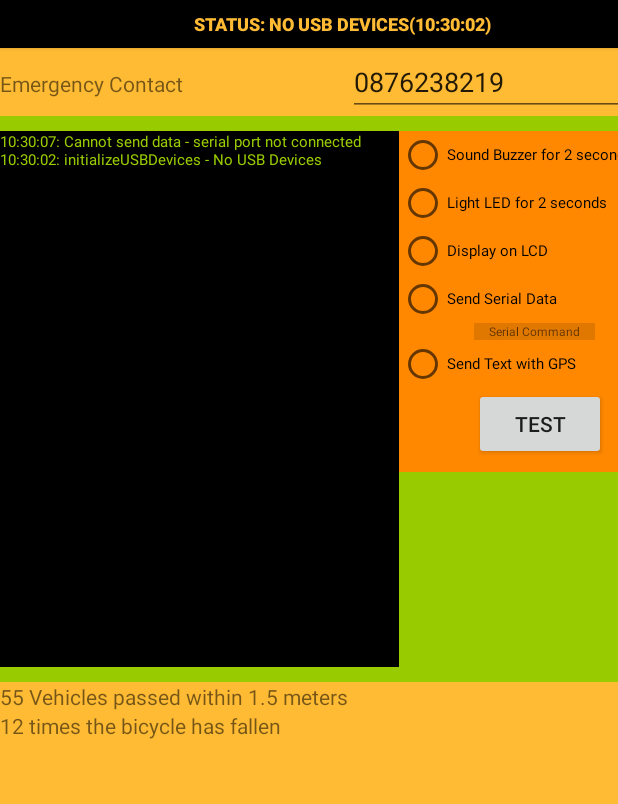
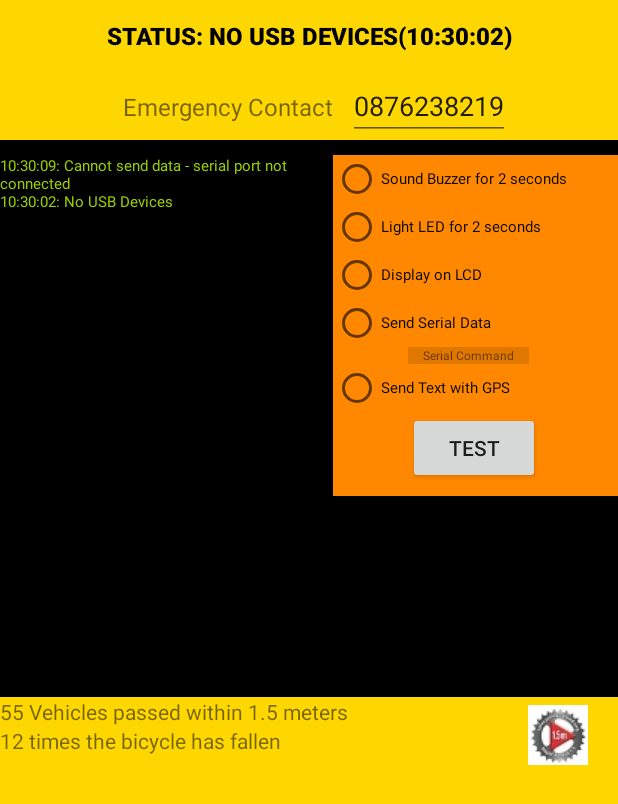
Before and after one commit to dejoyce/BikeSensor, an Android app: the screen it shows after launch (MainActivity), after a tap on "TEST", on a phone screen of 412 x 824 dp. Shown: the top 804 px of the screen. Run offline under Robolectric (Android 15) with nearby library versions, the phone set to English and light mode, and no system bars; 3 statements that could not run were skipped; 1 other tap on this screen came first.

Commit message:
Added 3 layouts and changed to grid

```diff
--- a/BikeSafetySensor/src/main/java/com/thejoyces/bikesafetysensor/MainActivity.java
+++ b/BikeSafetySensor/src/main/java/com/thejoyces/bikesafetysensor/MainActivity.java
@@ -26,9 +26,11 @@ import android.util.Log;
 import android.view.View;
 import android.widget.Button;
 import android.widget.EditText;
+import android.widget.ImageButton;
 import android.widget.RadioButton;
 import android.widget.TextView;
 import android.widget.Toast;
+import android.widget.ViewFlipper;
 
 import com.felhr.usbserial.UsbSerialDevice;
 import com.felhr.usbserial.UsbSerialInterface;
@@ -61,6 +63,8 @@ public class MainActivity extends Activity {
     RadioButton radioButtonDisplayLCD;
     RadioButton radioButtonSendSerialCommand;
     RadioButton radioButtonSendSMSTest;
+    ViewFlipper vf;
+    ImageButton buttonFlipper;
 
     private LocationManager locationMangaer = null;
     private LocationListener locationListener = null;
@@ -101,6 +105,8 @@ public class MainActivity extends Activity {
         @Override
         public void onReceive(Context context, Intent intent) {
             try {
+                buttonStatus.setBackgroundColor(0xFF0000);
+
             if (intent.getAction().equals(ACTION_USB_PERMISSION)) {
                 boolean granted = intent.getExtras().getBoolean(UsbManager.EXTRA_PERMISSION_GRANTED);
                 if (granted) {
@@ -123,6 +129,7 @@ public class MainActivity extends Activity {
                             Toast.makeText(getApplicationContext(), "Connected to Arduino",
                                     Toast.LENGTH_LONG).show();
 
+                            buttonStatus.setBackgroundColor(0x228B22);
                         } else {
                             Log.d("SERIAL", "PORT NOT OPEN");
                             connected = false;
@@ -165,9 +172,11 @@ try {
     Log.d("SERIAL", "initializeUSBDevices");
 
     if (connected == true) {
-        textviewAppendData(textView, "initializeUSBDevices - Already Connected");
+        textviewAppendData(textView, "Arduino already Connected");
         return;
     }
+
+    buttonStatus.setBackgroundColor(0xFF0000);
 
     HashMap<String, UsbDevice> usbDevices = usbManager.getDeviceList();
     if (!usbDevices.isEmpty()) {
@@ -181,8 +190,8 @@ try {
                 PendingIntent pi = PendingIntent.getBroadcast(this, 0, new Intent(ACTION_USB_PERMISSION), 0);
                 usbManager.requestPermission(device, pi);
                 keep = false;
-                textviewAppendData(textView, "Found Arduino Vendor ID");
-                updateStatus("Found Arduino USB Board");
+                textviewAppendData(textView, "Found Arduino Board");
+                updateStatus("Found Arduino Board");
             } else {
                 connection = null;
                 device = null;
@@ -193,7 +202,7 @@ try {
 
         }
     } else {
-        textviewAppendData(textView, "initializeUSBDevices - No USB Devices");
+        textviewAppendData(textView, "No USB Devices");
         updateStatus("No USB Devices");
     }
 }
@@ -314,8 +323,8 @@ catch( Exception ex)
         }
     }
 
-    public void onClickClear(View view) {
-        textView.setText(" ");
+    public void onViewFlip(View view) {
+            vf.showNext();
     }
 
     private void textviewAppendData(TextView tv, CharSequence text) {
@@ -431,7 +440,8 @@ catch( Exception ex)
         radioButtonDisplayLCD = (RadioButton) findViewById(R.id.radioButtonDisplayLCD);
         radioButtonSendSerialCommand = (RadioButton) findViewById(R.id.radioButtonSendSerialCommand);
         radioButtonSendSMSTest = (RadioButton) findViewById(R.id.radioButtonSendTestSMS);
-
+        vf = (ViewFlipper) findViewById( R.id.viewFlipper );
+        buttonFlipper = (ImageButton) findViewById( R.id.imageButtonFlipper );
 
         buttonStatus.requestFocus();
 
--- a/BikeSafetySensor/src/main/res/layout/activity_main.xml
+++ b/BikeSafetySensor/src/main/res/layout/activity_main.xml
@@ -8,56 +8,63 @@
 
     <GridLayout
         android:layout_width="match_parent"
-        android:layout_height="match_parent">
+        android:layout_height="match_parent"
+        android:background="#FFD700">
 
         <Button
             android:text="Status: "
-            android:layout_width="153dp"
-            android:layout_height="32dp"
+            android:layout_width="wrap_content"
+            android:layout_height="wrap_content"
             android:id="@+id/buttonStatus"
             android:layout_alignParentStart="true"
-            android:textSize="12sp"
+            android:textSize="16sp"
             android:focusableInTouchMode="true"
-            android:background="@android:color/background_dark"
-            android:textColor="@android:color/holo_orange_light"
+            android:background="@android:color/holo_red_light"
+            android:textColor="@android:color/black"
             android:verticalScrollbarPosition="right"
             android:textStyle="bold"
             android:layout_columnSpan="2"
             android:layout_gravity="fill_horizontal" />
 
-        <TextView
-            android:text="Emergency Contact"
-            android:layout_width="158dp"
-            android:layout_height="wrap_content"
-            android:id="@+id/textView2"
-            android:layout_below="@+id/buttonStatus"
-            android:layout_row="1"
-            android:layout_column="0" />
-
-        <EditText
-            android:layout_width="224dp"
-            android:layout_height="wrap_content"
-            android:id="@+id/editPhoneNumber"
-            android:text="0876238219"
-            android:layout_below="@+id/gridLayout"
-            android:layout_alignParentLeft="true"
-            android:layout_alignParentStart="true"
-            android:layout_row="1"
-            android:layout_column="1" />
-
-        <LinearLayout
-            android:orientation="horizontal"
-            android:layout_width="wrap_content"
-            android:layout_height="wrap_content"
-            android:id="@+id/layoutMiddle"
+        <ViewFlipper
+            android:layout_width="match_parent"
+            android:layout_height="371dp"
             android:layout_below="@+id/gridLayout"
             android:layout_row="2"
             android:layout_column="0"
             android:layout_columnSpan="2"
+            android:id="@+id/viewFlipper">
+
+
+            <LinearLayout
+                android:orientation="horizontal"
+                android:layout_width="match_parent"
+                android:layout_height="wrap_content"
+                android:background="@android:color/holo_red_light">
+
+                <ImageView
+                    android:layout_width="wrap_content"
+                    android:layout_height="wrap_content"
+                    android:id="@+id/imageView"
+                    android:src="@drawable/splashscreen"
+                    android:paddingTop="40dp"
+                    android:paddingBottom="40dp"
+                    android:paddingRight="40dp"
+                    android:paddingLeft="40dp"
+                    android:background="@android:color/background_dark" />
+            </LinearLayout>
+
+            <LinearLayout
+                android:orientation="horizontal"
+                android:layout_width="match_parent"
+                android:layout_height="wrap_content"
+                android:id="@+id/layoutMiddle"
+
+
                 android:layout_gravity="fill_horizontal"
                 android:paddingTop="10dp"
                 android:paddingBottom="10dp"
-            android:background="@android:color/holo_green_light">
+                android:background="@android:color/background_dark">
 
                 <TextView
                     android:id="@+id/textView"
@@ -159,12 +166,25 @@
 
             </LinearLayout>
 
+        </ViewFlipper>
+
+        <EditText
+            android:layout_width="wrap_content"
+            android:layout_height="wrap_content"
+            android:id="@+id/editPhoneNumber"
+            android:text="0876238219"
+            android:layout_below="@+id/gridLayout"
+            android:layout_alignParentLeft="true"
+            android:layout_alignParentStart="true"
+            android:layout_row="1"
+            android:layout_column="1"
+            android:layout_gravity="left" />
+
         <TextView
             android:text="55 Vehicles passed within 1.5 meters"
             android:layout_width="wrap_content"
             android:layout_height="wrap_content"
-            android:id="@+id/textView2"
-            android:layout_below="@+id/buttonStatus"
+            android:id="@+id/textViewNumVehiclesUnder15"
             android:layout_row="3"
             android:layout_column="0" />
 
@@ -172,21 +192,35 @@
             android:text="12 times the bicycle has fallen"
             android:layout_width="wrap_content"
             android:layout_height="wrap_content"
-            android:id="@+id/textView2"
-            android:layout_below="@+id/buttonStatus"
             android:layout_row="4"
             android:layout_column="0" />
 
-        <ImageButton
+        <TextView
+            android:text="Emergency Contact"
             android:layout_width="wrap_content"
             android:layout_height="wrap_content"
+            android:id="@+id/textView2"
+            android:layout_below="@+id/buttonStatus"
+            android:layout_row="1"
+            android:layout_column="0"
+            android:layout_gravity="right"
+            android:layout_marginRight="10dp"
+            android:textSize="16sp" />
 
-            android:id="@+id/imageButton2"
+        <ImageButton
+            android:layout_width="40sp"
+            android:layout_height="40sp"
+
+            android:id="@+id/imageButtonFlipper"
             android:layout_row="3"
             android:layout_column="1"
             android:layout_rowSpan="2"
-            android:layout_marginLeft="30dp"
-            android:background="?attr/colorPrimary" />
+            android:src="@drawable/cog4040"
+            android:onClick="onViewFlip"
+            android:layout_marginLeft="20dp"
+            android:layout_gravity="right"
+            android:layout_marginRight="20dp"
+            android:layout_marginTop="5dp" />
 
 
     </GridLayout>
```
Also changed, not shown: BikeSafetySensor/src/main/res/drawable/SplashScreen.jpg (added), BikeSafetySensor/src/main/res/drawable/cog.jpg (added), BikeSafetySensor/src/main/res/drawable/cog14040.png (added), BikeSafetySensor/src/main/res/drawable/cog4040.jpg (added), 1 other file. Lines whose indentation alone changed are shown as unchanged.
